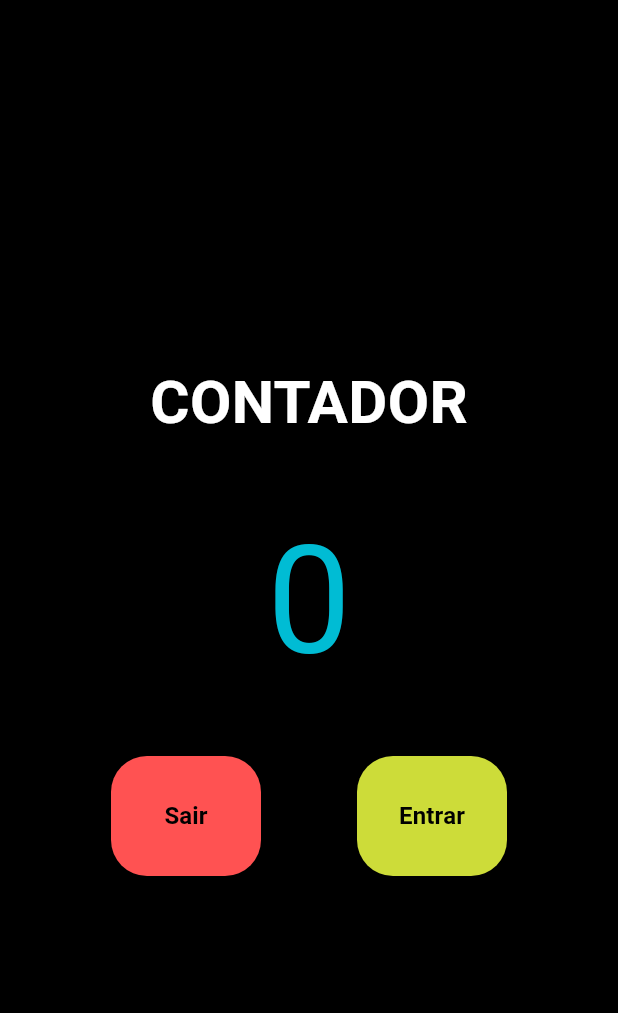
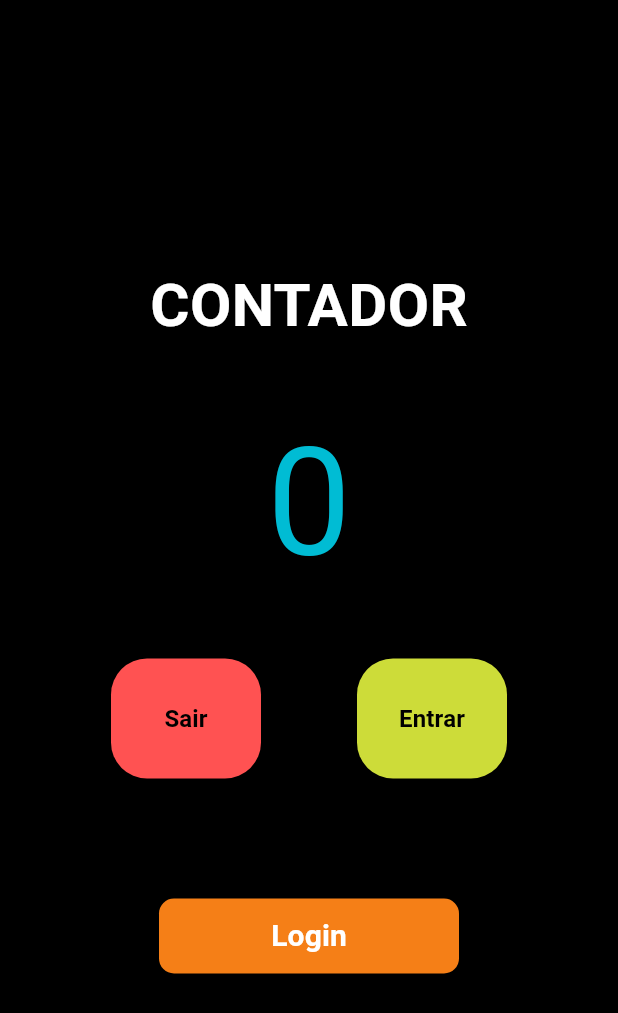
Before and after one commit to lehhofman/FLUTTER, a Flutter app: the HomePage screen opened directly, on a phone screen of 412 x 824 dp. Shown: the top 1013 px of the screen. Run offline on Flutter 3.47's test engine with Material 3 defaults, Android fonts, the phone set to English and light mode, and no system bars.

Commit message:
Update main.dart

```diff
--- a/NAVEGAÇÃO ENTRE TELAS/flutter_application_2/lib/main.dart
+++ b/NAVEGAÇÃO ENTRE TELAS/flutter_application_2/lib/main.dart
@@ -30,6 +30,7 @@ class _LoginPageState extends State<LoginPage> {
   @override
   Widget build(BuildContext context) {
     return Scaffold(
+      backgroundColor: Colors.blueGrey[50],
       body: Center(
         child: SingleChildScrollView(
           padding: EdgeInsets.all(16),
@@ -195,7 +196,6 @@ class _HomePageState extends State<HomePage> {
       ),
     );
   }
-
 @override
 Widget build(BuildContext context) {
   return Scaffold(
@@ -262,6 +262,30 @@ class _HomePageState extends State<HomePage> {
             ),
           ],
         ),
+        const SizedBox(height: 80),
+        ElevatedButton(
+          onPressed: () {
+            Navigator.pushReplacement(
+              context,
+              MaterialPageRoute(builder: (context) => LoginPage()),
+            );
+          },
+          style: ElevatedButton.styleFrom(
+            backgroundColor: Colors.yellow[900],
+            minimumSize: Size(200, 50),
+            shape: RoundedRectangleBorder(
+              borderRadius: BorderRadius.circular(10),
+            ),
+          ),
+          child: Text(
+            'Login',
+            style: TextStyle(
+              color: Colors.white,
+              fontWeight: FontWeight.bold,
+              fontSize: 20,
+            ),
+          ),
+        ),
       ],
     ),
   );
```
Lines whose indentation alone changed are shown as unchanged.
